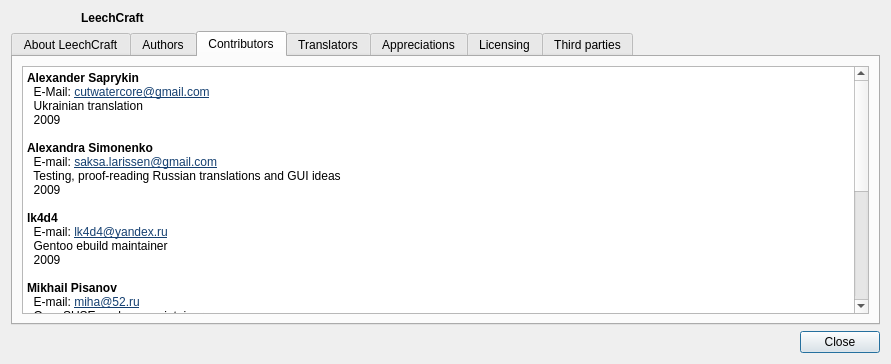
Before: the Qt Designer form src/aboutdialog.ui in 0xd34df00d/leechcraft, drawn with Qt 5.
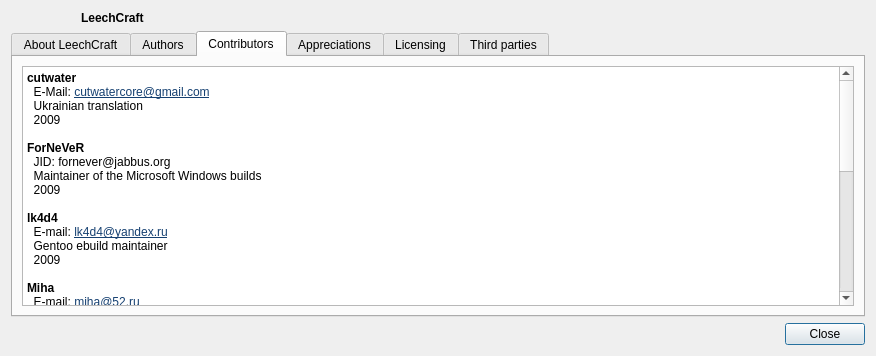
After: the same form once the commit is applied. The open tabs and pages were chosen to show the change. Icons and pictures are not drawn.

Commit message: Core: more About Dialog fixes.

Diff of the .ui file:
```diff
--- a/src/aboutdialog.ui
+++ b/src/aboutdialog.ui
@@ -6,8 +6,8 @@
    <rect>
     <x>0</x>
     <y>0</y>
-    <width>891</width>
-    <height>364</height>
+    <width>876</width>
+    <height>356</height>
    </rect>
   </property>
   <property name="windowTitle">
@@ -139,14 +139,14 @@
 &lt;html&gt;&lt;head&gt;&lt;meta name=&quot;qrichtext&quot; content=&quot;1&quot; /&gt;&lt;style type=&quot;text/css&quot;&gt;
 p, li { white-space: pre-wrap; }
 &lt;/style&gt;&lt;/head&gt;&lt;body style=&quot; font-family:'DejaVu Sans'; font-size:9pt; font-weight:400; font-style:normal;&quot;&gt;
-&lt;p style=&quot; margin-top:0px; margin-bottom:0px; margin-left:0px; margin-right:0px; -qt-block-indent:0; text-indent:0px;&quot;&gt;&lt;span style=&quot; font-weight:600;&quot;&gt;Alexander Saprykin&lt;/span&gt;&lt;/p&gt;
+&lt;p style=&quot; margin-top:0px; margin-bottom:0px; margin-left:0px; margin-right:0px; -qt-block-indent:0; text-indent:0px;&quot;&gt;&lt;span style=&quot; font-weight:600;&quot;&gt;cutwater&lt;/span&gt;&lt;/p&gt;
 &lt;p style=&quot; margin-top:0px; margin-bottom:0px; margin-left:0px; margin-right:0px; -qt-block-indent:0; text-indent:0px;&quot;&gt;  E-Mail: &lt;a href=&quot;mailto:cutwatercore@gmail.com&quot;&gt;&lt;span style=&quot; text-decoration: underline; color:#154071;&quot;&gt;cutwatercore@gmail.com&lt;/span&gt;&lt;/a&gt;&lt;/p&gt;
 &lt;p style=&quot; margin-top:0px; margin-bottom:0px; margin-left:0px; margin-right:0px; -qt-block-indent:0; text-indent:0px;&quot;&gt;  Ukrainian translation&lt;/p&gt;
 &lt;p style=&quot; margin-top:0px; margin-bottom:0px; margin-left:0px; margin-right:0px; -qt-block-indent:0; text-indent:0px;&quot;&gt;  2009&lt;/p&gt;
 &lt;p style=&quot;-qt-paragraph-type:empty; margin-top:0px; margin-bottom:0px; margin-left:0px; margin-right:0px; -qt-block-indent:0; text-indent:0px;&quot;&gt;&lt;/p&gt;
-&lt;p style=&quot; margin-top:0px; margin-bottom:0px; margin-left:0px; margin-right:0px; -qt-block-indent:0; text-indent:0px;&quot;&gt;&lt;span style=&quot; font-weight:600;&quot;&gt;Alexandra Simonenko&lt;/span&gt;&lt;/p&gt;
-&lt;p style=&quot; margin-top:0px; margin-bottom:0px; margin-left:0px; margin-right:0px; -qt-block-indent:0; text-indent:0px;&quot;&gt;  E-mail: &lt;a href=&quot;mailto:saksa.larissen@gmail.com&quot;&gt;&lt;span style=&quot; text-decoration: underline; color:#154071;&quot;&gt;saksa.larissen@gmail.com&lt;/span&gt;&lt;/a&gt;&lt;/p&gt;
-&lt;p style=&quot; margin-top:0px; margin-bottom:0px; margin-left:0px; margin-right:0px; -qt-block-indent:0; text-indent:0px;&quot;&gt;  Testing, proof-reading Russian translations and GUI ideas&lt;/p&gt;
+&lt;p style=&quot; margin-top:0px; margin-bottom:0px; margin-left:0px; margin-right:0px; -qt-block-indent:0; text-indent:0px;&quot;&gt;&lt;span style=&quot; font-weight:600;&quot;&gt;ForNeVeR&lt;/span&gt;&lt;/p&gt;
+&lt;p style=&quot; margin-top:0px; margin-bottom:0px; margin-left:0px; margin-right:0px; -qt-block-indent:0; text-indent:0px;&quot;&gt;  JID: fornever@jabbus.org&lt;/p&gt;
+&lt;p style=&quot; margin-top:0px; margin-bottom:0px; margin-left:0px; margin-right:0px; -qt-block-indent:0; text-indent:0px;&quot;&gt;  Maintainer of the Microsoft Windows builds&lt;/p&gt;
 &lt;p style=&quot; margin-top:0px; margin-bottom:0px; margin-left:0px; margin-right:0px; -qt-block-indent:0; text-indent:0px;&quot;&gt;  2009&lt;/p&gt;
 &lt;p style=&quot;-qt-paragraph-type:empty; margin-top:0px; margin-bottom:0px; margin-left:0px; margin-right:0px; -qt-block-indent:0; text-indent:0px;&quot;&gt;&lt;/p&gt;
 &lt;p style=&quot; margin-top:0px; margin-bottom:0px; margin-left:0px; margin-right:0px; -qt-block-indent:0; text-indent:0px;&quot;&gt;&lt;span style=&quot; font-weight:600;&quot;&gt;lk4d4&lt;/span&gt;&lt;/p&gt;
@@ -154,21 +154,26 @@
 &lt;p style=&quot; margin-top:0px; margin-bottom:0px; margin-left:0px; margin-right:0px; -qt-block-indent:0; text-indent:0px;&quot;&gt;  Gentoo ebuild maintainer&lt;/p&gt;
 &lt;p style=&quot; margin-top:0px; margin-bottom:0px; margin-left:0px; margin-right:0px; -qt-block-indent:0; text-indent:0px;&quot;&gt;  2009&lt;/p&gt;
 &lt;p style=&quot;-qt-paragraph-type:empty; margin-top:0px; margin-bottom:0px; margin-left:0px; margin-right:0px; -qt-block-indent:0; text-indent:0px; font-weight:600;&quot;&gt;&lt;/p&gt;
-&lt;p style=&quot; margin-top:0px; margin-bottom:0px; margin-left:0px; margin-right:0px; -qt-block-indent:0; text-indent:0px;&quot;&gt;&lt;span style=&quot; font-weight:600;&quot;&gt;Mikhail Pisanov&lt;/span&gt;&lt;/p&gt;
+&lt;p style=&quot; margin-top:0px; margin-bottom:0px; margin-left:0px; margin-right:0px; -qt-block-indent:0; text-indent:0px;&quot;&gt;&lt;span style=&quot; font-weight:600;&quot;&gt;Miha&lt;/span&gt;&lt;/p&gt;
 &lt;p style=&quot; margin-top:0px; margin-bottom:0px; margin-left:0px; margin-right:0px; -qt-block-indent:0; text-indent:0px;&quot;&gt;&lt;span style=&quot; font-weight:600;&quot;&gt;  &lt;/span&gt;E-mail: &lt;a href=&quot;mailto:miha@52.ru&quot;&gt;&lt;span style=&quot; text-decoration: underline; color:#154071;&quot;&gt;miha@52.ru&lt;/span&gt;&lt;/a&gt;&lt;/p&gt;
 &lt;p style=&quot; margin-top:0px; margin-bottom:0px; margin-left:0px; margin-right:0px; -qt-block-indent:0; text-indent:0px;&quot;&gt;  OpenSUSE package maintainer&lt;/p&gt;
 &lt;p style=&quot; margin-top:0px; margin-bottom:0px; margin-left:0px; margin-right:0px; -qt-block-indent:0; text-indent:0px;&quot;&gt;  2009&lt;/p&gt;
 &lt;p style=&quot;-qt-paragraph-type:empty; margin-top:0px; margin-bottom:0px; margin-left:0px; margin-right:0px; -qt-block-indent:0; text-indent:0px;&quot;&gt;&lt;/p&gt;
-&lt;p style=&quot; margin-top:0px; margin-bottom:0px; margin-left:0px; margin-right:0px; -qt-block-indent:0; text-indent:0px;&quot;&gt;&lt;span style=&quot; font-weight:600;&quot;&gt;Mikhail Sidorov aka Pevzi&lt;/span&gt;&lt;/p&gt;
+&lt;p style=&quot; margin-top:0px; margin-bottom:0px; margin-left:0px; margin-right:0px; -qt-block-indent:0; text-indent:0px;&quot;&gt;&lt;span style=&quot; font-weight:600;&quot;&gt;Pevzi&lt;/span&gt;&lt;/p&gt;
 &lt;p style=&quot; margin-top:0px; margin-bottom:0px; margin-left:0px; margin-right:0px; -qt-block-indent:0; text-indent:0px;&quot;&gt;  E-mail: &lt;a href=&quot;mailto:pevzi23@gmail.com&quot;&gt;&lt;span style=&quot; text-decoration: underline; color:#154071;&quot;&gt;pevzi23@gmail.com&lt;/span&gt;&lt;/a&gt;&lt;/p&gt;
 &lt;p style=&quot; margin-top:0px; margin-bottom:0px; margin-left:0px; margin-right:0px; -qt-block-indent:0; text-indent:0px;&quot;&gt;  Graphics designer&lt;/p&gt;
 &lt;p style=&quot; margin-top:0px; margin-bottom:0px; margin-left:0px; margin-right:0px; -qt-block-indent:0; text-indent:0px;&quot;&gt;  2009&lt;/p&gt;
 &lt;p style=&quot;-qt-paragraph-type:empty; margin-top:0px; margin-bottom:0px; margin-left:0px; margin-right:0px; -qt-block-indent:0; text-indent:0px;&quot;&gt;&lt;/p&gt;
-&lt;p style=&quot; margin-top:0px; margin-bottom:0px; margin-left:0px; margin-right:0px; -qt-block-indent:0; text-indent:0px;&quot;&gt;&lt;span style=&quot; font-weight:600;&quot;&gt;Nadim Abazid&lt;/span&gt;&lt;/p&gt;
+&lt;p style=&quot; margin-top:0px; margin-bottom:0px; margin-left:0px; margin-right:0px; -qt-block-indent:0; text-indent:0px;&quot;&gt;&lt;span style=&quot; font-weight:600;&quot;&gt;Phóéñíx&lt;/span&gt;&lt;/p&gt;
 &lt;p style=&quot; margin-top:0px; margin-bottom:0px; margin-left:0px; margin-right:0px; -qt-block-indent:0; text-indent:0px;&quot;&gt;  JID: &lt;a href=&quot;xmpp:nounou@jabber.ru&quot;&gt;&lt;span style=&quot; text-decoration: underline; color:#154071;&quot;&gt;nounou@jabber.ru&lt;/span&gt;&lt;/a&gt;&lt;/p&gt;
 &lt;p style=&quot; margin-top:0px; margin-bottom:0px; margin-left:0px; margin-right:0px; -qt-block-indent:0; text-indent:0px;&quot;&gt;  Arabic translation&lt;/p&gt;
 &lt;p style=&quot; margin-top:0px; margin-bottom:0px; margin-left:0px; margin-right:0px; -qt-block-indent:0; text-indent:0px;&quot;&gt;  2009&lt;/p&gt;
 &lt;p style=&quot;-qt-paragraph-type:empty; margin-top:0px; margin-bottom:0px; margin-left:0px; margin-right:0px; -qt-block-indent:0; text-indent:0px;&quot;&gt;&lt;/p&gt;
+&lt;p style=&quot; margin-top:0px; margin-bottom:0px; margin-left:0px; margin-right:0px; -qt-block-indent:0; text-indent:0px;&quot;&gt;&lt;span style=&quot; font-weight:600;&quot;&gt;saksa&lt;/span&gt;&lt;/p&gt;
+&lt;p style=&quot; margin-top:0px; margin-bottom:0px; margin-left:0px; margin-right:0px; -qt-block-indent:0; text-indent:0px;&quot;&gt;  E-mail: &lt;a href=&quot;mailto:saksa.larissen@gmail.com&quot;&gt;&lt;span style=&quot; text-decoration: underline; color:#154071;&quot;&gt;saksa.larissen@gmail.com&lt;/span&gt;&lt;/a&gt;&lt;/p&gt;
+&lt;p style=&quot; margin-top:0px; margin-bottom:0px; margin-left:0px; margin-right:0px; -qt-block-indent:0; text-indent:0px;&quot;&gt;  Testing, proof-reading Russian translations and GUI ideas&lt;/p&gt;
+&lt;p style=&quot; margin-top:0px; margin-bottom:0px; margin-left:0px; margin-right:0px; -qt-block-indent:0; text-indent:0px;&quot;&gt;  2009&lt;/p&gt;
+&lt;p style=&quot;-qt-paragraph-type:empty; margin-top:0px; margin-bottom:0px; margin-left:0px; margin-right:0px; -qt-block-indent:0; text-indent:0px;&quot;&gt;&lt;/p&gt;
 &lt;p style=&quot; margin-top:0px; margin-bottom:0px; margin-left:0px; margin-right:0px; -qt-block-indent:0; text-indent:0px;&quot;&gt;&lt;span style=&quot; font-weight:600;&quot;&gt;V0id&lt;/span&gt;&lt;/p&gt;
 &lt;p style=&quot; margin-top:0px; margin-bottom:0px; margin-left:0px; margin-right:0px; -qt-block-indent:0; text-indent:0px;&quot;&gt;  E-Mail: &lt;a href=&quot;mailto:getbusy@mail.ru&quot;&gt;&lt;span style=&quot; text-decoration: underline; color:#154071;&quot;&gt;getbusy@mail.ru&lt;/span&gt;&lt;/a&gt;&lt;/p&gt;
 &lt;p style=&quot; margin-top:0px; margin-bottom:0px; margin-left:0px; margin-right:0px; -qt-block-indent:0; text-indent:0px;&quot;&gt;  Aggregator fixes, improvements and Ukrainian translation&lt;/p&gt;
@@ -181,27 +186,6 @@
        </item>
       </layout>
      </widget>
-     <widget class="QWidget" name="tab_4">
-      <attribute name="title">
-       <string>Translators</string>
-      </attribute>
-      <layout class="QVBoxLayout" name="verticalLayout_4">
-       <item>
-        <widget class="QTextBrowser" name="textBrowser_2">
-         <property name="html">
-          <string>&lt;!DOCTYPE HTML PUBLIC &quot;-//W3C//DTD HTML 4.0//EN&quot; &quot;http://www.w3.org/TR/REC-html40/strict.dtd&quot;&gt;
-&lt;html&gt;&lt;head&gt;&lt;meta name=&quot;qrichtext&quot; content=&quot;1&quot; /&gt;&lt;style type=&quot;text/css&quot;&gt;
-p, li { white-space: pre-wrap; }
-&lt;/style&gt;&lt;/head&gt;&lt;body style=&quot; font-family:'DejaVu Sans'; font-size:9pt; font-weight:400; font-style:normal;&quot;&gt;
-&lt;p style=&quot;-qt-paragraph-type:empty; margin-top:12px; margin-bottom:12px; margin-left:0px; margin-right:0px; -qt-block-indent:0; text-indent:0px;&quot;&gt;&lt;/p&gt;&lt;/body&gt;&lt;/html&gt;</string>
-         </property>
-         <property name="openLinks">
-          <bool>false</bool>
-         </property>
-        </widget>
-       </item>
-      </layout>
-     </widget>
      <widget class="QWidget" name="tab_5">
       <attribute name="title">
        <string>Appreciations</string>
```
